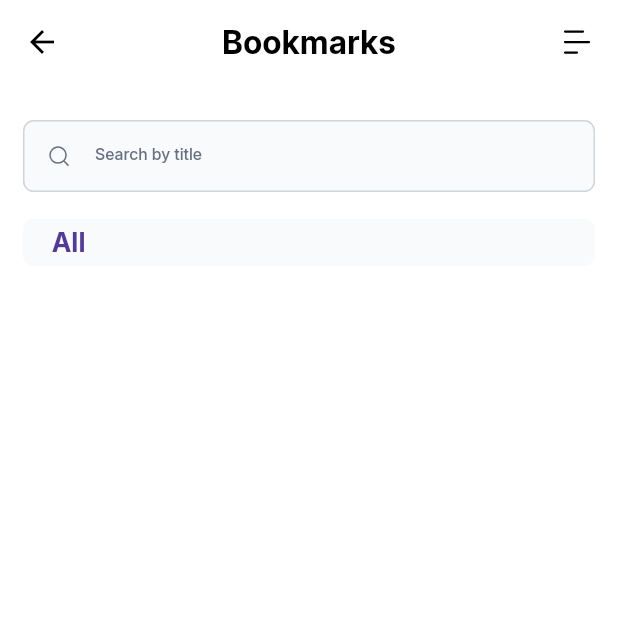
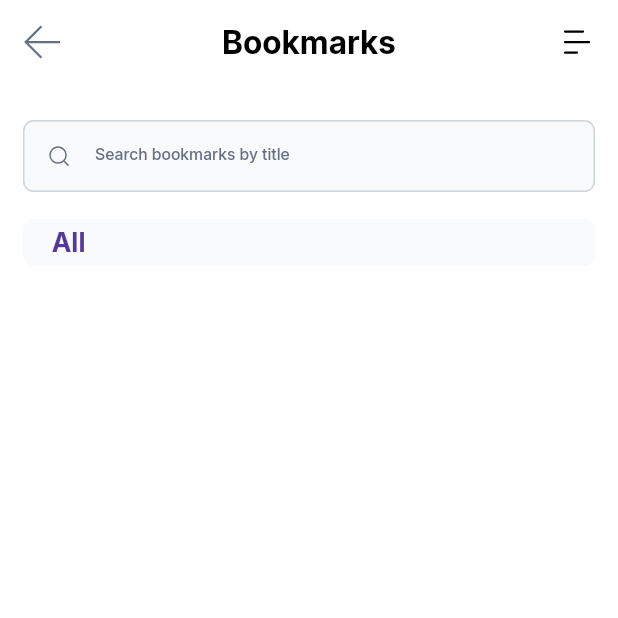
Before and after one commit to getvoicify/disciple-app-mobile, a Flutter app: the BookmarksView screen opened by its route, on a phone screen of 412 x 824 dp, the top half of it. Run offline on Flutter 3.47's test engine with Material 3 defaults, Android fonts, the phone set to English and light mode, and no system bars; drawn by our look-alikes of overlay_support; our stand-ins replace auto_route, cached_network_image, dio, drift, flutter_dotenv, flutter_image_compress and 12 more; missing offline and left inert: keycloak_wrapper, sqlite3; accounts and stored records are empty; generated files the repository leaves out were written again; network calls fail.

Commit message:
refactor: remove version_id from bookmarks and simplify bookmark management

```diff
--- a/lib/app/common/app_strings.dart
+++ b/lib/app/common/app_strings.dart
@@ -42,6 +42,8 @@ class AppString {
   static String newNote = 'New Note';
   static String save = 'Save';
   static String searchNotesByTitle = 'Search notes by title';
+  static String searchBookmarksByTitle = 'Search bookmarks by title';
+
   static String all = 'All';
   static String editNote = 'Edit Note';
 
--- a/lib/features/bible/data/tables/bible.dart
+++ b/lib/features/bible/data/tables/bible.dart
@@ -11,6 +11,7 @@ class Versions extends Table {
 
 class BibleVerses extends Table {
   IntColumn get id => integer().autoIncrement()();
+
   @JsonKey('version_id')
   TextColumn get versionId =>
       text().references(Versions, #id, onDelete: KeyAction.cascade)();
--- a/lib/features/bookmarks/data/mapper/bookmark_mapper.dart
+++ b/lib/features/bookmarks/data/mapper/bookmark_mapper.dart
@@ -8,14 +8,12 @@ class BookmarkToCompanionMapper<T extends IBookmark>
   @override
   BookmarksCompanion insert(T input) => BookmarksCompanion.insert(
     id: DriftUtils.generateId(input.id),
-    versionId: input.versionId,
     bibleVerseId: input.bibleVerseId,
   );
 
   @override
   BookmarksCompanion update(T input) => BookmarksCompanion.insert(
     id: DriftUtils.generateId(input.id),
-    versionId: input.versionId,
     bibleVerseId: input.bibleVerseId,
   );
 }
--- a/lib/features/bookmarks/data/service_impl/bookmark_service_impl.dart
+++ b/lib/features/bookmarks/data/service_impl/bookmark_service_impl.dart
@@ -19,10 +19,12 @@ class BookmarkServiceImpl implements IBookmarkService {
     CancelToken? cancelToken,
   }) async {
     try {
-      await _repository.addBookmark(
+      final result = await _repository.addBookmark(
         bookmark: bookmark,
         cancelToken: cancelToken,
       );
+
+      _logger.i('Successfully added a bookmark: $result');
     } catch (e) {
       _logger.e('Error adding bookmark', error: e);
       rethrow;
--- a/lib/features/bookmarks/data/tables/bookmark.dart
+++ b/lib/features/bookmarks/data/tables/bookmark.dart
@@ -3,10 +3,6 @@ import 'package:drift/drift.dart';
 
 class Bookmarks extends Table {
   TextColumn get id => text()();
-
-  @JsonKey('version_id')
-  TextColumn get versionId =>
-      text().references(Versions, #id, onDelete: KeyAction.cascade)();
 
   @JsonKey('bible_verse_id')
   IntColumn get bibleVerseId =>
--- a/lib/features/bookmarks/domain/interface/i_bookmark.dart
+++ b/lib/features/bookmarks/domain/interface/i_bookmark.dart
@@ -1,6 +1,5 @@
 /// An interface that defines the common properties between
 abstract class IBookmark {
   String? get id;
-  String get versionId;
   int get bibleVerseId;
 }
--- a/lib/features/bookmarks/domain/models/bookmark_with_version.dart
+++ b/lib/features/bookmarks/domain/models/bookmark_with_version.dart
@@ -3,11 +3,6 @@ import 'package:disciple/app/core/database/app_database.dart';
 class BookmarkWithVersion {
   final Bookmark bookmark;
   final BibleVerse verse;
-  final Version version;
 
-  BookmarkWithVersion({
-    required this.bookmark,
-    required this.verse,
-    required this.version,
-  });
+  BookmarkWithVersion({required this.bookmark, required this.verse});
 }
--- a/lib/features/bookmarks/domain/repository/bookmark_repository.dart
+++ b/lib/features/bookmarks/domain/repository/bookmark_repository.dart
@@ -3,7 +3,7 @@ import 'package:disciple/features/bookmarks/domain/entity/bookmark_entity.dart';
 import 'package:disciple/features/bookmarks/domain/models/bookmark_with_version.dart';
 
 abstract class IBookmarkRepository {
-  Future<void> addBookmark({
+  Future<int> addBookmark({
     required BookmarkEntity bookmark,
     CancelToken? cancelToken,
   });
--- a/lib/features/bookmarks/presentation/notifier/bookmark_notifier.dart
+++ b/lib/features/bookmarks/presentation/notifier/bookmark_notifier.dart
@@ -1,5 +1,4 @@
 import 'package:dio/dio.dart';
-import 'package:disciple/app/core/database/app_database.dart';
 import 'package:disciple/features/bookmarks/domain/entity/bookmark_entity.dart';
 import 'package:disciple/features/bookmarks/domain/models/bookmark_with_version.dart';
 import 'package:disciple/features/bookmarks/domain/usecase/module/module.dart';
--- a/lib/features/bookmarks/presentation/views/bookmarks_view.dart
+++ b/lib/features/bookmarks/presentation/views/bookmarks_view.dart
@@ -1,18 +1,18 @@
+import 'package:auto_route/auto_route.dart';
 import 'package:disciple/app/common/app_colors.dart';
 import 'package:disciple/app/common/app_images.dart';
-import 'package:disciple/app/core/database/app_database.dart';
+import 'package:disciple/app/common/app_strings.dart';
+import 'package:disciple/app/core/routes/page_navigator.dart';
 import 'package:disciple/app/utils/extension.dart';
 import 'package:disciple/features/bookmarks/domain/models/bookmark_with_version.dart';
 import 'package:disciple/features/bookmarks/presentation/notifier/bookmark_notifier.dart';
-import 'package:disciple/features/notes/presentation/notifier/note_notifier.dart';
 import 'package:disciple/widgets/build_tile_widget.dart';
 import 'package:disciple/widgets/edit_text_field_with.dart';
 import 'package:disciple/widgets/image_widget.dart';
 import 'package:disciple/widgets/skeleton/build_tile_skeleton.dart';
 import 'package:flutter/material.dart';
+import 'package:flutter_riverpod/flutter_riverpod.dart';
 import 'package:flutter_screenutil/flutter_screenutil.dart';
-import 'package:auto_route/auto_route.dart';
-import 'package:flutter_riverpod/flutter_riverpod.dart';
 
 @RoutePage()
 class BookmarksView extends ConsumerStatefulWidget {
@@ -26,7 +26,12 @@ class _BookmarksViewState extends ConsumerState<BookmarksView> {
   @override
   Widget build(BuildContext context) => Scaffold(
     appBar: AppBar(
-      title: const Text('Bookmarks'),
+      title: Text(AppString.bookmarks),
+      leading: ImageWidget(
+        imageUrl: AppImage.backIcon,
+        fit: BoxFit.none,
+        onTap: () => PageNavigator.pop(),
+      ),
       actions: [
         const ImageWidget(imageUrl: AppImage.menuIcon),
         SizedBox(width: 16.w),
@@ -36,12 +41,12 @@ class _BookmarksViewState extends ConsumerState<BookmarksView> {
       minimum: EdgeInsets.symmetric(horizontal: 16.w),
       child: Column(
         children: [
-          const EditTextFieldWidget(
-            prefix: ImageWidget(
+          EditTextFieldWidget(
+            prefix: const ImageWidget(
               imageUrl: AppImage.searchIcon,
               fit: BoxFit.none,
             ),
-            label: 'Search by title',
+            label: AppString.searchBookmarksByTitle,
           ),
           SizedBox(height: 20.h),
           Container(
@@ -77,10 +82,6 @@ class _BookmarksViewState extends ConsumerState<BookmarksView> {
           return const BuildTileSkeleton();
         }
 
-        if (asyncSnapshot.hasError) {
-          return const Center(child: Text('Something went wrong'));
-        }
-
         final bookmarksWithVersions = asyncSnapshot.data ?? [];
 
         return ListView.separated(
@@ -88,7 +89,6 @@ class _BookmarksViewState extends ConsumerState<BookmarksView> {
           itemBuilder: (_, index) {
             final bookmarkWithVersion = bookmarksWithVersions[index];
             final bookmark = bookmarkWithVersion.bookmark;
-            final version = bookmarkWithVersion.version;
             final verse = bookmarkWithVersion.verse;
 
             return BuildTileWidget(
```
Also changed, not shown: lib/features/bible/presentation/views/bible_view.dart (+6 -2 lines), lib/features/bookmarks/data/repository_impl/bookmark_repo_impl.dart (+3 -24 lines), lib/features/bookmarks/domain/entity/bookmark_entity.dart (+2 -7 lines).
